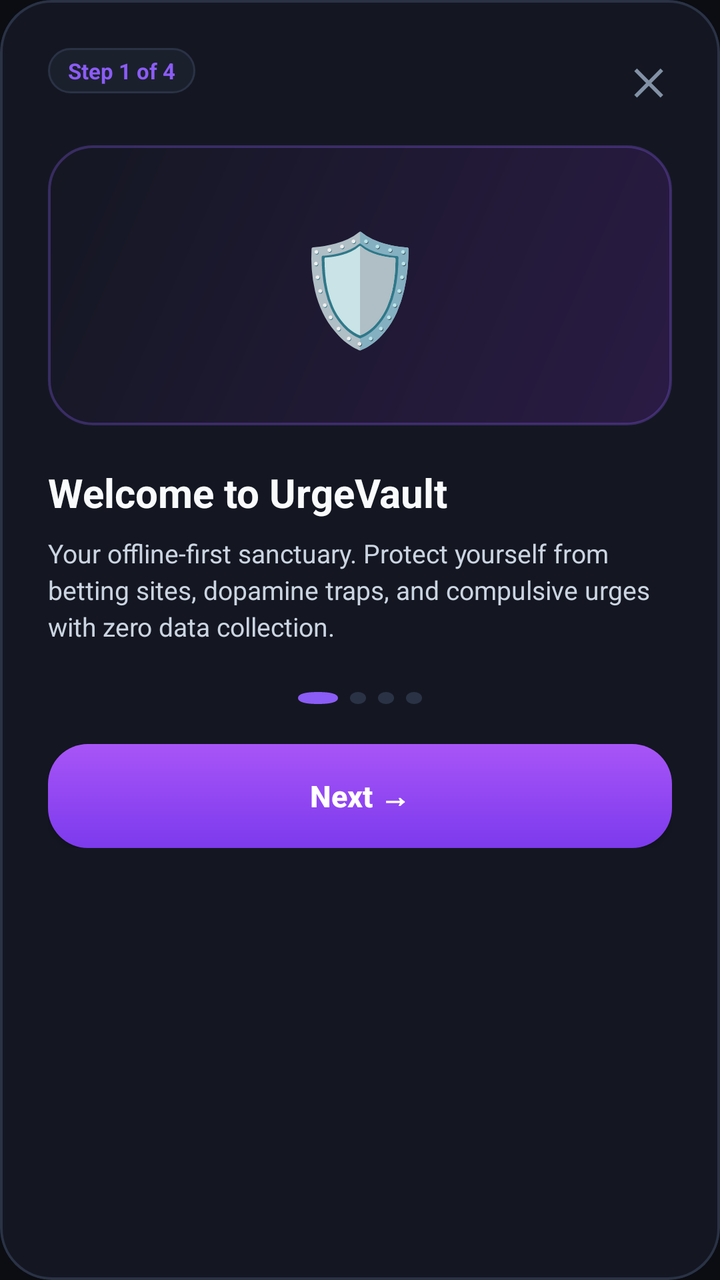
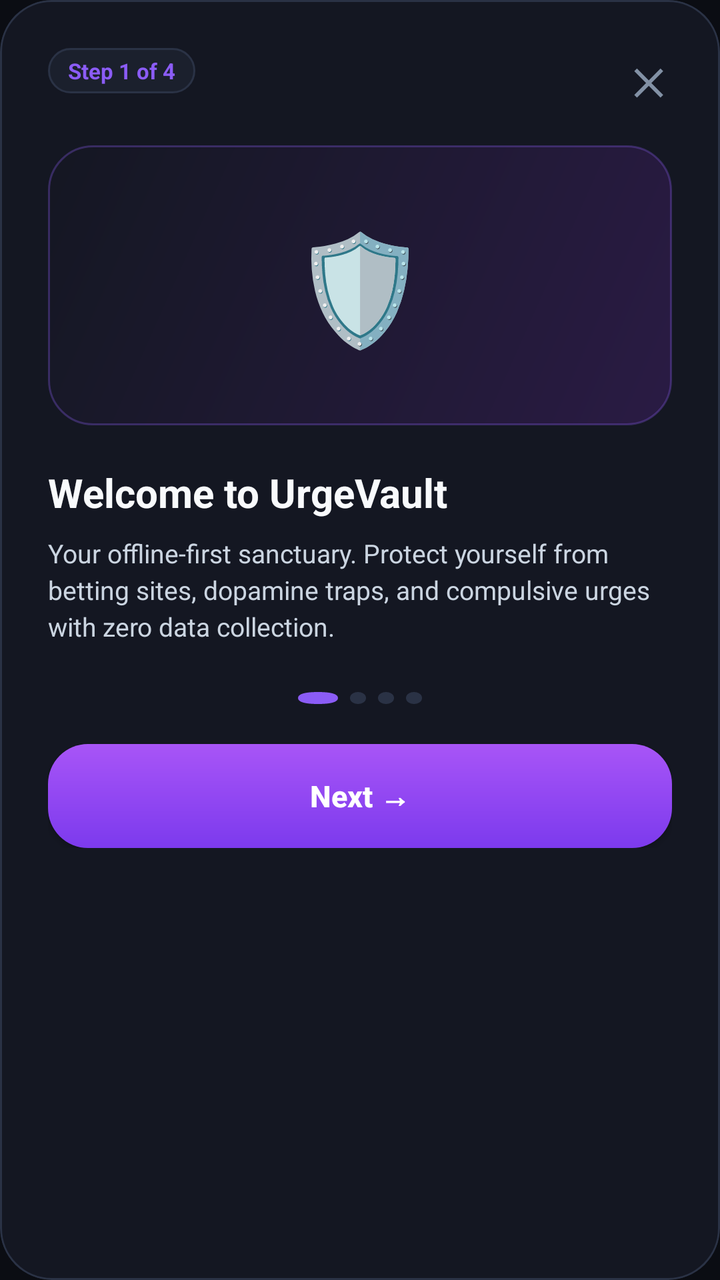

Compare the two renders of this Android layout. The source of the first and the diff that turns it into the second are given below.
<!-- AndroidManifest.xml: application theme Theme.BetShield -->
<!-- res/layout/dialog_quick_tutorial.xml -->
<?xml version="1.0" encoding="utf-8"?>
<com.google.android.material.card.MaterialCardView
    xmlns:android="http://schemas.android.com/apk/res/android"
    xmlns:app="http://schemas.android.com/apk/res-auto"
    android:layout_width="match_parent"
    android:layout_height="wrap_content"
    android:layout_margin="20dp"
    app:cardBackgroundColor="@color/surface"
    app:cardCornerRadius="26dp"
    app:strokeColor="@color/card_stroke"
    app:strokeWidth="1.2dp">

    <LinearLayout
        android:layout_width="match_parent"
        android:layout_height="wrap_content"
        android:orientation="vertical"
        android:padding="24dp">

        
        <RelativeLayout
            android:layout_width="match_parent"
            android:layout_height="wrap_content"
            android:layout_marginBottom="16dp">

            <TextView
                android:id="@+id/tvTutorialStepBadge"
                android:layout_width="wrap_content"
                android:layout_height="wrap_content"
                android:background="@drawable/bg_liquid_glass_pill"
                android:paddingHorizontal="10dp"
                android:paddingVertical="4dp"
                android:text="Step 1 of 4"
                android:textColor="@color/primary"
                android:textSize="11sp"
                android:textStyle="bold" />

            <TextView
                android:id="@+id/btnDismissTutorial"
                android:layout_width="wrap_content"
                android:layout_height="wrap_content"
                android:layout_alignParentEnd="true"
                android:padding="4dp"
                android:text="✕"
                android:textColor="@color/text_muted"
                android:textSize="18sp"
                android:textStyle="bold" />
        </RelativeLayout>

        
        <FrameLayout
            android:layout_width="match_parent"
            android:layout_height="140dp"
            android:layout_marginBottom="20dp"
            android:background="@drawable/bg_liquid_glass_card_violet">

            <TextView
                android:id="@+id/tvTutorialEmoji"
                android:layout_width="wrap_content"
                android:layout_height="wrap_content"
                android:layout_gravity="center"
                android:text="🛡️"
                android:textSize="54sp" />
        </FrameLayout>

        
        <TextView
            android:id="@+id/tvTutorialTitle"
            android:layout_width="wrap_content"
            android:layout_height="wrap_content"
            android:layout_marginBottom="8dp"
            android:text="Welcome to UrgeVault"
            android:textColor="@color/text_primary"
            android:textSize="20sp"
            android:textStyle="bold" />

        <TextView
            android:id="@+id/tvTutorialDesc"
            android:layout_width="wrap_content"
            android:layout_height="wrap_content"
            android:layout_marginBottom="24dp"
            android:lineSpacingExtra="3dp"
            android:text="Your offline-first sanctuary. Protect yourself from betting sites, dopamine traps, and compulsive urges with zero data collection."
            android:textColor="@color/text_secondary"
            android:textSize="13sp" />

        
        <LinearLayout
            android:layout_width="wrap_content"
            android:layout_height="wrap_content"
            android:layout_gravity="center_horizontal"
            android:layout_marginBottom="20dp"
            android:orientation="horizontal">

            <View
                android:id="@+id/dot1"
                android:layout_width="20dp"
                android:layout_height="6dp"
                android:layout_marginEnd="6dp"
                android:background="@drawable/bg_breathing_circle"
                android:backgroundTint="@color/primary" />

            <View
                android:id="@+id/dot2"
                android:layout_width="8dp"
                android:layout_height="6dp"
                android:layout_marginEnd="6dp"
                android:background="@drawable/bg_breathing_circle"
                android:backgroundTint="@color/card_stroke" />

            <View
                android:id="@+id/dot3"
                android:layout_width="8dp"
                android:layout_height="6dp"
                android:layout_marginEnd="6dp"
                android:background="@drawable/bg_breathing_circle"
                android:backgroundTint="@color/card_stroke" />

            <View
                android:id="@+id/dot4"
                android:layout_width="8dp"
                android:layout_height="6dp"
                android:background="@drawable/bg_breathing_circle"
                android:backgroundTint="@color/card_stroke" />
        </LinearLayout>

        
        <androidx.appcompat.widget.AppCompatButton
            android:id="@+id/btnTutorialNext"
            android:layout_width="match_parent"
            android:layout_height="52dp"
            android:background="@drawable/bg_liquid_gradient_button"
            android:elevation="4dp"
            android:text="Next →"
            android:textAllCaps="false"
            android:textColor="@color/white"
            android:textSize="15sp"
            android:textStyle="bold" />

    </LinearLayout>
</com.google.android.material.card.MaterialCardView>
<!-- resources referenced by this layout -->
<resources>
  <color name="card_stroke">#2A3245</color>
  <color name="primary">#8B5CF6</color>
  <color name="surface">#141722</color>
  <color name="text_muted">#8291A5</color>
  <color name="text_primary">#F8FAFC</color>
  <color name="text_secondary">#CBD5E1</color>
  <color name="white">#FFFFFF</color>
  <!-- drawable bg_breathing_circle (drawable) -->
  <?xml version="1.0" encoding="utf-8"?>
  <shape xmlns:android="http://schemas.android.com/apk/res/android"
      android:shape="oval">
      <solid android:color="#24382C" />
      <stroke
          android:width="3dp"
          android:color="#54C995" />
  </shape>
  <!-- drawable bg_liquid_glass_card_violet (drawable) -->
  <?xml version="1.0" encoding="utf-8"?>
  <shape xmlns:android="http://schemas.android.com/apk/res/android"
      android:shape="rectangle">
      <corners android:radius="22dp" />
      <gradient
          android:angle="135"
          android:startColor="#2A1B44"
          android:endColor="#141722"
          android:type="linear" />
      <stroke
          android:width="1.2dp"
          android:color="#4D8B5CF6" />
  </shape>
  <!-- drawable bg_liquid_glass_pill (drawable) -->
  <?xml version="1.0" encoding="utf-8"?>
  <shape xmlns:android="http://schemas.android.com/apk/res/android"
      android:shape="rectangle">
      <corners android:radius="18dp" />
      <solid android:color="@color/chip_background" />
      <stroke
          android:width="1dp"
          android:color="@color/card_stroke" />
  </shape>
  <!-- drawable bg_liquid_gradient_button (drawable) -->
  <?xml version="1.0" encoding="utf-8"?>
  <ripple xmlns:android="http://schemas.android.com/apk/res/android"
      android:color="#40FFFFFF">
      <item>
          <shape android:shape="rectangle">
              <corners android:radius="20dp" />
              <gradient
                  android:angle="90"
                  android:startColor="#7C3AED"
                  android:endColor="#A855F7"
                  android:type="linear" />
          </shape>
      </item>
  </ripple>
  <style name="Theme.BetShield" parent="Theme.Material3.Dark.NoActionBar">
          <item name="colorPrimary">@color/primary</item>
          <item name="colorPrimaryDark">@color/primary_dark</item>
          <item name="colorAccent">@color/accent</item>
          <item name="android:windowBackground">@color/background</item>
          <item name="android:statusBarColor">@color/background</item>
          <item name="android:navigationBarColor">@color/background</item>
          <item name="colorSurface">@color/surface</item>
          <item name="colorOnSurface">@color/text_primary</item>
      </style>
  <color name="chip_background">#1B202D</color>
  <color name="primary_dark">#7C3AED</color>
  <color name="accent">#A855F7</color>
  <color name="background">#0B0D13</color>
</resources>

<!-- the commit's change to res/layout/dialog_quick_tutorial.xml (unified diff, before → after) -->
@@ -8,7 +8,7 @@
     app:cardBackgroundColor="@color/surface"
     app:cardCornerRadius="26dp"
     app:strokeColor="@color/card_stroke"
-    app:strokeWidth="1.2dp">
+    app:strokeWidth="1dp">
 
     <LinearLayout
         android:layout_width="match_parent"
<!-- resource entries referenced after the edit -->
@@ -27,7 +27,7 @@
           android:endColor="#141722"
           android:type="linear" />
       <stroke
-          android:width="1.2dp"
+          android:width="1dp"
           android:color="#4D8B5CF6" />
   </shape>
   <!-- drawable bg_liquid_glass_pill (drawable) -->
